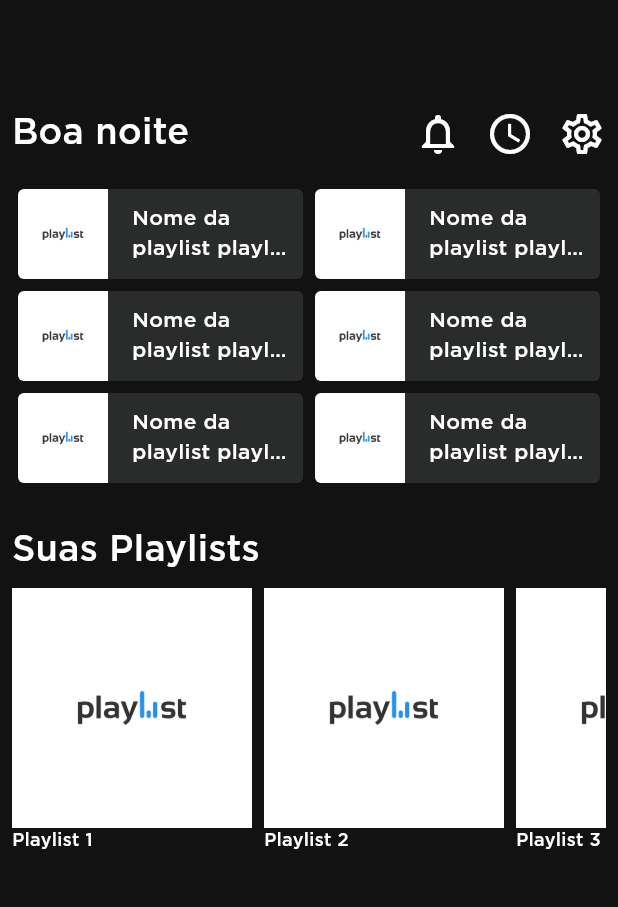
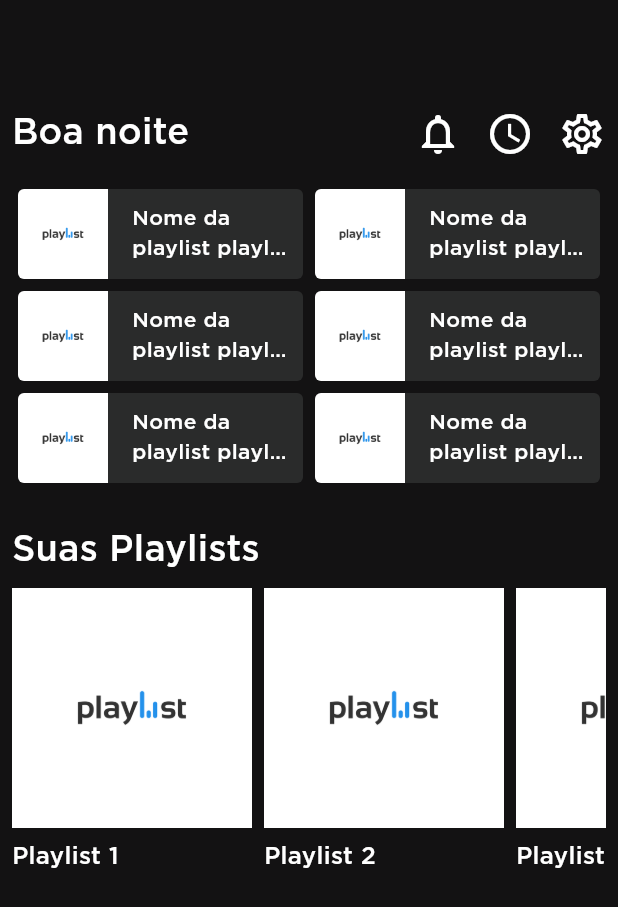
Before and after one commit to RodrigoUchoa001/offline-spotify, a Flutter app: the screen it shows after launch, on a phone screen of 412 x 824 dp. Shown: the top 907 px of the screen. Run offline on Flutter 3.47's test engine with Material 2 defaults, Android fonts, the phone set to English and light mode, and no system bars.

Commit message:
melhorado espaçamento do nome da playlist

```diff
--- a/lib/widgets/initial_all_playlists.dart
+++ b/lib/widgets/initial_all_playlists.dart
@@ -35,12 +35,13 @@ class InitialAllPlaylists extends StatelessWidget {
                       height: playlistButtonHeight,
                       width: playlistButtonHeight,
                     ),
+                    const SizedBox(height: 8),
                     Text(
                       'Playlist ${index + 1}',
                       style: const TextStyle(
                         fontFamily: 'GothamMedium',
                         color: Colors.white,
-                        fontSize: 12,
+                        fontSize: 16,
                       ),
                     ),
                   ],
```
